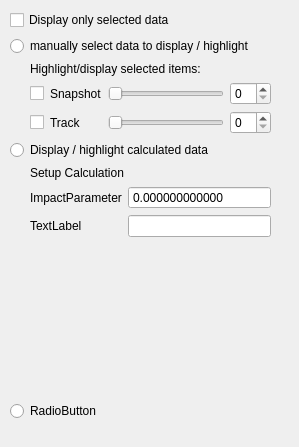
First picture: the form in pqSQLiteReaderPanel.ui, repository corbett/parastro, before the edit.
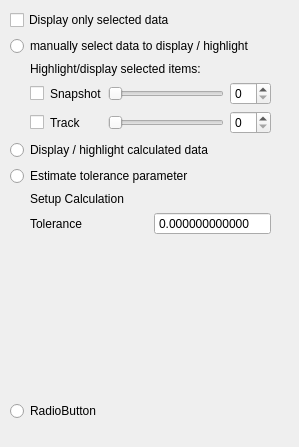
Second picture: the form after the edit.

Diff of the .ui file:
```diff
--- a/pqSQLiteReaderPanel.ui
+++ b/pqSQLiteReaderPanel.ui
@@ -143,6 +143,13 @@
       </property>
      </widget>
     </item>
+    <item>
+     <widget class="QRadioButton" name="DisplayEstimateTolerance">
+      <property name="text">
+       <string>Estimate tolerance parameter</string>
+      </property>
+     </widget>
+    </item>
     <item>
      <layout class="QHBoxLayout" name="horizontalLayout_4">
       <item>
@@ -175,20 +182,10 @@
           <item row="0" column="0">
            <widget class="QLabel" name="label_9">
             <property name="text">
-             <string>ImpactParameter</string>
+             <string>Tolerance</string>
             </property>
            </widget>
           </item>
-          <item row="1" column="0">
-           <widget class="QLabel" name="label_10">
-            <property name="text">
-             <string>TextLabel</string>
-            </property>
-           </widget>
-          </item>
-          <item row="1" column="1">
-           <widget class="QLineEdit" name="lineEdit_4"/>
-          </item>
           <item row="0" column="1">
            <widget class="QDoubleSpinBox" name="CalculationImpactParameter">
             <property name="buttonSymbols">
```
